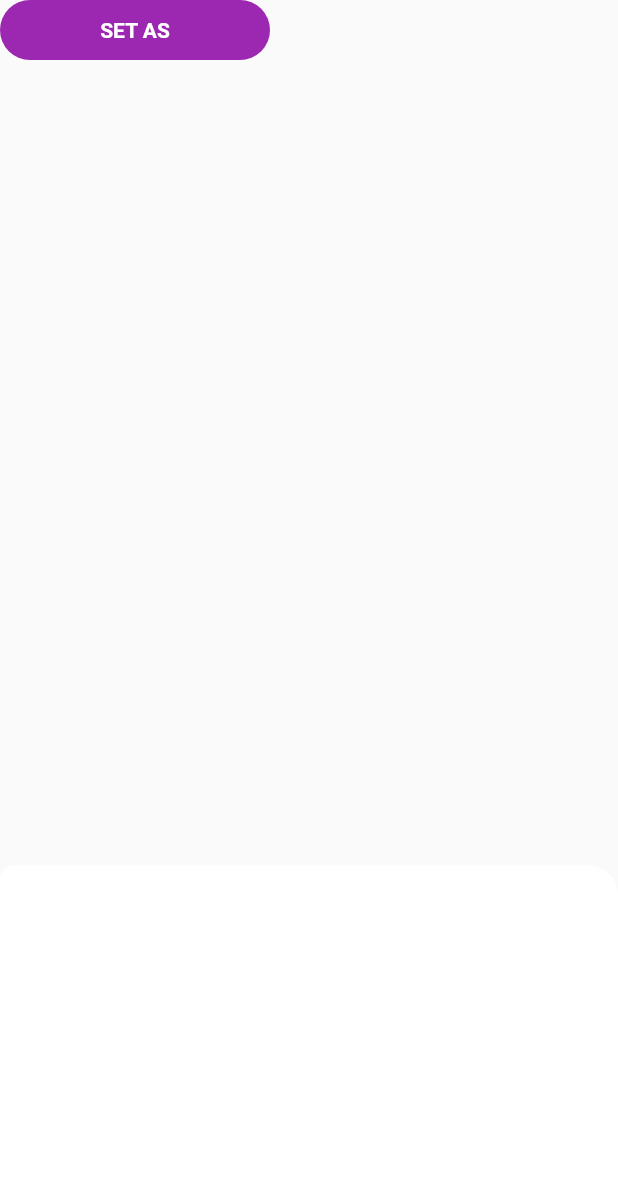
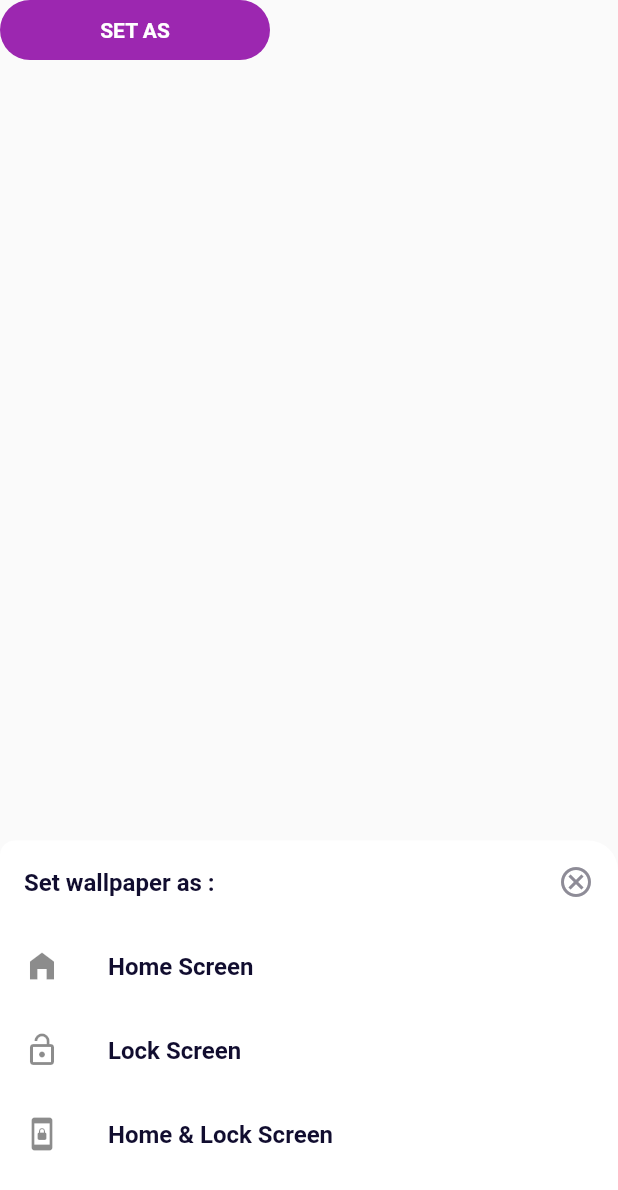
Before and after one commit to AshiqNoor/dazzle, a Flutter app: the SetAsButton widget shown alone on an empty page, opened directly, after a tap on "SET AS", on a phone screen of 412 x 824 dp. Shown: the top 1190 px of the screen. Run offline on Flutter 3.47's test engine with Material 2 defaults, Android fonts, the light colour scheme and no system bars; our stand-ins replace flutter_cache_manager, get; network calls fail; Roboto replaces fonts that are missing (Ubuntu).

```diff
--- a/lib/view/screen/homeview.dart
+++ b/lib/view/screen/homeview.dart
@@ -1,5 +1,5 @@
 import 'package:dazzle/controller/home_controller.dart';
-import 'package:dazzle/model/wallpaper.dart';
+
 import 'package:dazzle/view/utils/helper/color_helper.dart';
 import 'package:dazzle/view/utils/helper/style_helper.dart';
 import 'package:flutter/material.dart';
--- a/lib/view/utils/constant/const.dart
+++ b/lib/view/utils/constant/const.dart
@@ -1,2 +1,3 @@
 const api =
     "https://api.unsplash.com/photos/?client_id=BrsjeRi6VzsaSFCdZQ-65IbZDeithdic2GYnpKdNLqU";
+const downloadBox = "com.dazzleapp.dazzle_downloadbox";
--- a/lib/view/utils/share/bottom_sheet.dart
+++ /dev/null
@@ -1,46 +0,0 @@
-import 'package:dazzle/view/utils/helper/color_helper.dart';
-import 'package:dazzle/view/utils/helper/style_helper.dart';
-import 'package:flutter/material.dart';
-import 'package:get/get_core/get_core.dart';
-import 'package:get/get_navigation/get_navigation.dart';
-
-class SetAsButton extends StatelessWidget {
-  const SetAsButton({
-    Key? key,
-  }) : super(key: key);
-
-  @override
-  Widget build(BuildContext context) {
-    return GestureDetector(
-      onTap: () {
-        showBottomSheet(
-            backgroundColor: Colors.transparent,
-            context: context,
-            builder: (context) => Container(
-                  height: Get.height * 0.3,
-                  decoration: const BoxDecoration(
-                    color: whitecolor,
-                    borderRadius: BorderRadius.only(
-                      topLeft: Radius.circular(10),
-                      topRight: Radius.circular(20),
-                    ),
-                  ),
-                ));
-      },
-      child: Container(
-        width: 180,
-        height: 40,
-        decoration: BoxDecoration(
-          borderRadius: BorderRadius.circular(50),
-          color: Theme.of(context).primaryColor,
-        ),
-        child: const Center(
-          child: Text(
-            "SET AS",
-            style: buttons,
-          ),
-        ),
-      ),
-    );
-  }
-}
--- /dev/null
+++ b/lib/view/widgets/bottom_sheet.dart
@@ -0,0 +1,85 @@
+import 'package:dazzle/view/utils/helper/color_helper.dart';
+import 'package:dazzle/view/utils/helper/style_helper.dart';
+import 'package:flutter/material.dart';
+import 'package:get/get_core/get_core.dart';
+import 'package:get/get_navigation/get_navigation.dart';
+
+class SetAsButton extends StatelessWidget {
+  const SetAsButton({
+    Key? key,
+  }) : super(key: key);
+
+  @override
+  Widget build(BuildContext context) {
+    return GestureDetector(
+      child: Container(
+        width: 180,
+        height: 40,
+        decoration: BoxDecoration(
+          borderRadius: BorderRadius.circular(50),
+          color: Theme.of(context).primaryColor,
+        ),
+        child: const Center(
+          child: Text(
+            "SET AS",
+            style: buttons,
+          ),
+        ),
+      ),
+      onTap: () {
+        showBottomSheet(
+            backgroundColor: Colors.transparent,
+            context: context,
+            builder: (context) => Container(
+                  child: ListView(
+                    children: [
+                      ListTile(
+                        title: const Text(
+                          'Set wallpaper as :',
+                          style: h1,
+                        ),
+                        trailing: const Icon(
+                          Icons.cancel_outlined,
+                          color: blackgreyColor,
+                        ),
+                        onTap: () {
+                          Get.back();
+                        },
+                      ),
+                      ListTile(
+                        leading: const Icon(Icons.home_filled),
+                        onTap: () {},
+                        title: const Text(
+                          'Home Screen',
+                          style: h1,
+                        ),
+                      ),
+                      ListTile(
+                          leading: const Icon(Icons.lock_open),
+                          onTap: () {},
+                          title: const Text(
+                            'Lock Screen',
+                            style: h1,
+                          )),
+                      ListTile(
+                          leading: const Icon(Icons.screen_lock_portrait),
+                          onTap: () {},
+                          title: const Text(
+                            'Home & Lock Screen',
+                            style: h1,
+                          )),
+                    ],
+                  ),
+                  height: Get.height * 0.32,
+                  decoration: const BoxDecoration(
+                    color: whitecolor,
+                    borderRadius: BorderRadius.only(
+                      topLeft: Radius.circular(10),
+                      topRight: Radius.circular(20),
+                    ),
+                  ),
+                ));
+      },
+    );
+  }
+}
--- a/pubspec.yaml
+++ b/pubspec.yaml
@@ -36,6 +36,9 @@ dependencies:
   cupertino_icons: ^1.0.2
   get: ^4.6.1
   http: ^0.13.4
+  flutter_cache_manager: ^3.3.0
+  hive: ^2.0.5
+  hive_flutter: ^1.1.0
 
 dev_dependencies:
   flutter_test:
```
Also changed, not shown: lib/controller/wallpaper_controller.dart (added, +9 -0 lines), lib/view/screen/wallpaper_view.dart (+19 -11 lines), lib/controller/download_controller.dart (added), lib/view/widgets/Wallpaper_icon_button.dart (renamed from lib/view/utils/share/Wallpaper_icon_button.dart), pubspec.lock.
